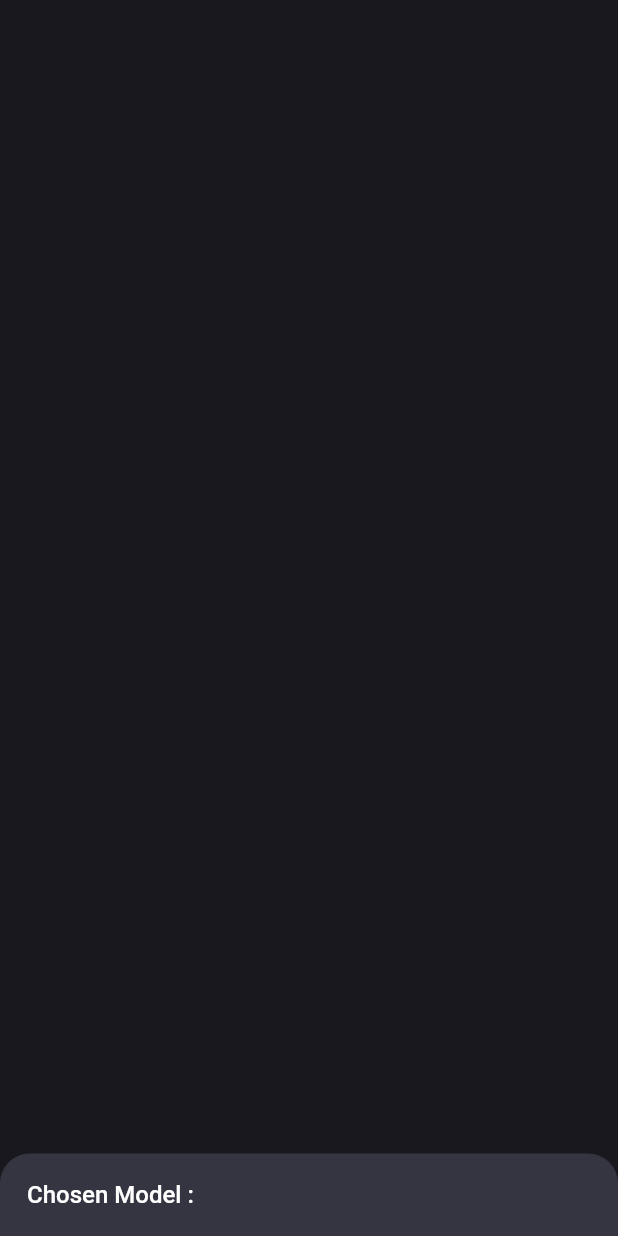
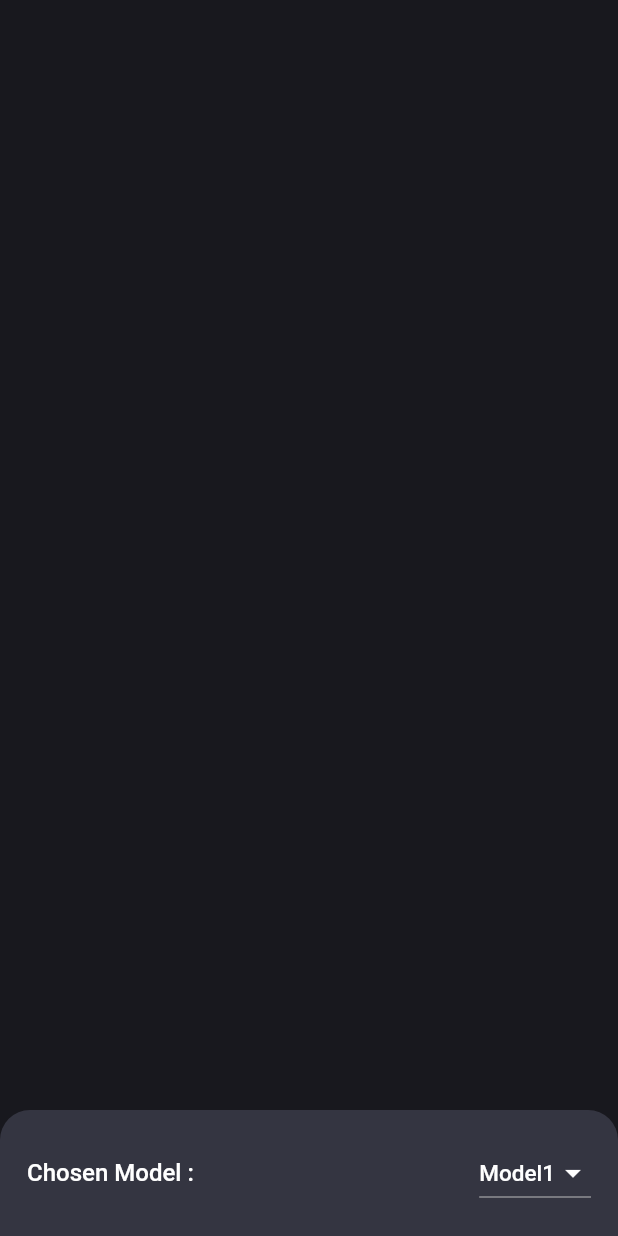
Before and after one commit to EslamElnady0/ChatGPT-App, a Flutter app: what showBottomSheet() shows on an empty page, opened directly, on a phone screen of 412 x 824 dp. Run offline on Flutter 3.47's test engine with Material 2 defaults, Android fonts, the phone set to English and light mode, and no system bars; our stand-ins replace flutter_spinkit.

Commit message:
drop down button complete

```diff
--- a/lib/constants/constants.dart
+++ b/lib/constants/constants.dart
@@ -32,3 +32,13 @@ final chatMessages = [
     "chatIndex": 1,
   },
 ];
+
+
+List<String> models = [
+  'Model1',
+  'Model2',
+  'Model3',
+  'Model4',
+  'Model5',
+  'Model6',
+];
--- a/lib/screens/chat_screen.dart
+++ b/lib/screens/chat_screen.dart
@@ -65,10 +65,11 @@ class _ChatScreenState extends State<ChatScreen> {
                 itemCount: chatMessages.length,
               ),
             ),
-            const SizedBox(
-              height: 10,
-            ),
+
             if (_isTyping) ...[
+              const SizedBox(
+                height: 10,
+              ),
               const SpinKitThreeBounce(
                 color: Colors.white,
                 size: 18,
--- a/lib/services/service.dart
+++ b/lib/services/service.dart
@@ -1,24 +1,43 @@
+import 'package:chatgpt/widgets/drop_down_button.dart';
 import 'package:flutter/material.dart';
 
 import '../constants/constants.dart';
 import '../widgets/text_widget.dart';
 
-class Services{
+class Services {
+  static Future<void> showBottomSheet({required BuildContext context}) async {
+    await showModalBottomSheet(
+        shape: const RoundedRectangleBorder(
+            borderRadius: BorderRadius.vertical(top: Radius.circular(20))),
+        backgroundColor: kScaffoldBackgroundColor,
+        context: context,
+        builder: (context) {
+          return Padding(
+            padding: const EdgeInsets.all(18.0),
+            child: Row (mainAxisAlignment: MainAxisAlignment.spaceBetween,
+                children: const [
+              TextWidget(
+                label: 'Chosen Model : ',
+                fontSize: 16,
+              ),
+              Flexible(flex:2,child: ModelsDropDownWidget())
+            ]),
+          );
+        });
+  }
 
-  static Future<void> showBottomSheet({required BuildContext context}) async{
+ static List<DropdownMenuItem<Object?>>? get getModelsItem {
+    List<DropdownMenuItem<Object?>>? modelsItems =
+        List<DropdownMenuItem<Object?>>.generate(
+            models.length,
+            (index) => DropdownMenuItem(
 
-    await showModalBottomSheet(
-        shape:const RoundedRectangleBorder(
-            borderRadius: BorderRadius.vertical(top: Radius.circular(20))
-        ),
-        backgroundColor: kScaffoldBackgroundColor,context: context, builder: (context){
-      return Padding(
-        padding: const EdgeInsets.all(18.0),
-        child: Row(children: const [
-          TextWidget(label: 'Chosen Model : ',fontSize: 16,),
+              value: models[index],
+                    child: TextWidget(
+                  label: models[index],
+                  fontSize: 15,
+                )));
 
-        ]),
-      );
-    });
+    return modelsItems;
   }
 }
--- /dev/null
+++ b/lib/widgets/drop_down_button.dart
@@ -0,0 +1,28 @@
+import 'package:chatgpt/constants/constants.dart';
+import 'package:chatgpt/services/service.dart';
+import 'package:flutter/material.dart';
+
+class ModelsDropDownWidget extends StatefulWidget {
+  const ModelsDropDownWidget({Key? key}) : super(key: key);
+
+  @override
+  State<ModelsDropDownWidget> createState() => _ModelsDropDownWidgetState();
+}
+
+class _ModelsDropDownWidgetState extends State<ModelsDropDownWidget> {
+  String currentModel = 'Model1';
+
+  @override
+  Widget build(BuildContext context) {
+    return DropdownButton(
+      iconEnabledColor: Colors.white,
+      dropdownColor: kScaffoldBackgroundColor,
+        value: currentModel,
+        items:Services.getModelsItem,
+        onChanged: (value) {
+          setState(() {
+            currentModel = value.toString();
+          });
+        });
+  }
+}
```
